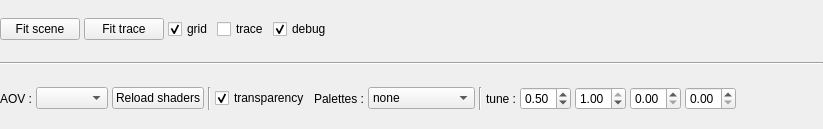
Above: applications/viewer/libViewer/Form3DToolBox.ui from T-PLAY/hub before the change. Below: the same form after it.
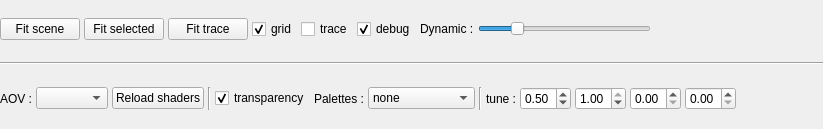
That is the form after the change.

Commit message: added fit selected sensor

```diff
--- a/applications/viewer/libViewer/Form3DToolBox.ui
+++ b/applications/viewer/libViewer/Form3DToolBox.ui
@@ -44,6 +44,13 @@
        </property>
       </widget>
      </item>
+     <item>
+      <widget class="QPushButton" name="pushButton_fitSelected">
+       <property name="text">
+        <string>Fit selected</string>
+       </property>
+      </widget>
+     </item>
      <item>
       <widget class="QPushButton" name="pushButton_fitTrace">
        <property name="text">
@@ -78,6 +85,23 @@
        </property>
       </widget>
      </item>
+     <item>
+      <widget class="QLabel" name="label">
+       <property name="text">
+        <string>Dynamic :</string>
+       </property>
+      </widget>
+     </item>
+     <item>
+      <widget class="QSlider" name="horizontalSliderDynamic">
+       <property name="value">
+        <number>20</number>
+       </property>
+       <property name="orientation">
+        <enum>Qt::Horizontal</enum>
+       </property>
+      </widget>
+     </item>
      <item>
       <spacer name="horizontalSpacer">
        <property name="orientation">
```
The commit also changes 13 other files.
